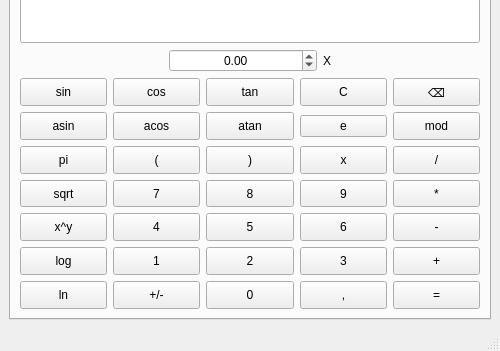
First picture: the form in src/view/calculator2.ui, repository co-cy/CPP3_SmartCalc_v2.0, before the edit; both pictures show x 0 to 500 and y 249 to 600 of the 500 by 600 pixel window.
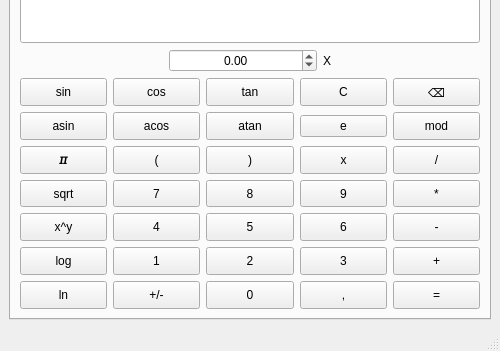
Second picture: the form after the edit. Custom widgets are drawn as their Qt base class.

```diff
--- a/src/view/calculator2.ui
+++ b/src/view/calculator2.ui
@@ -434,11 +434,17 @@
               <verstretch>0</verstretch>
              </sizepolicy>
             </property>
+            <property name="font">
+             <font>
+              <weight>75</weight>
+              <bold>true</bold>
+             </font>
+            </property>
             <property name="cursor">
              <cursorShape>PointingHandCursor</cursorShape>
             </property>
             <property name="text">
-             <string>pi</string>
+             <string>𝜋</string>
             </property>
            </widget>
           </item>
```
